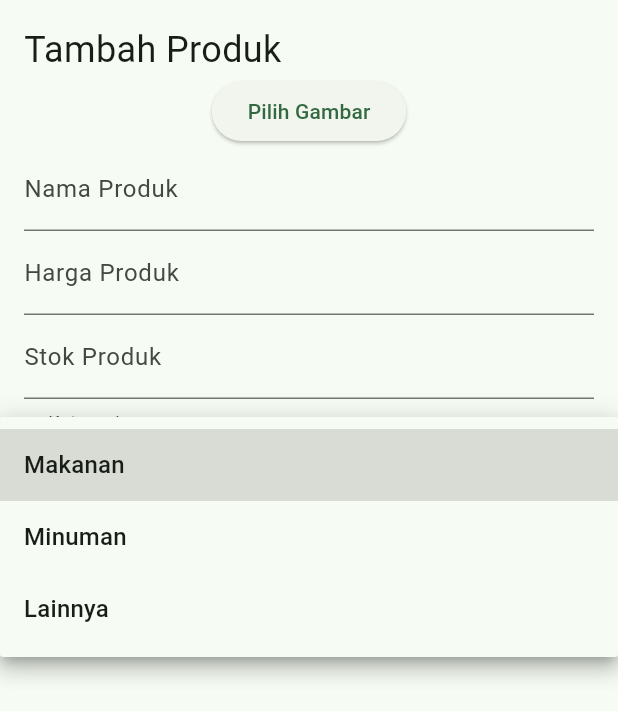
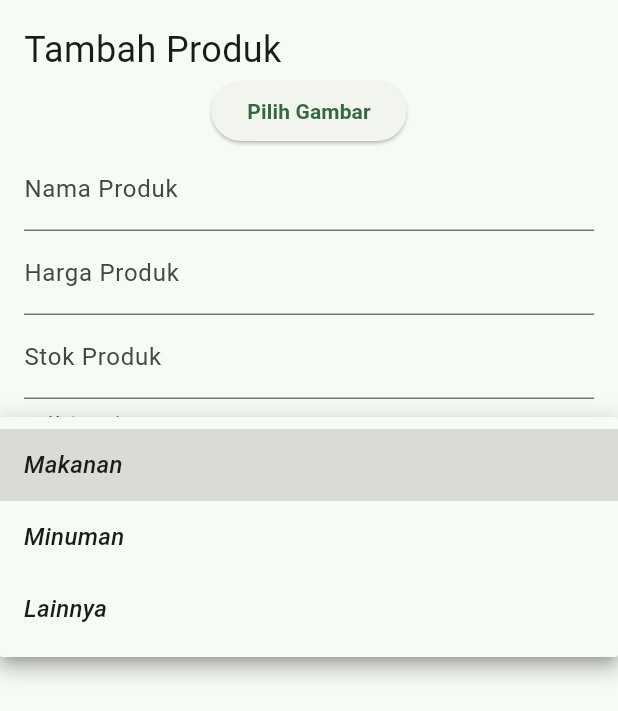
Before and after one commit to AminNurAzziz/App-PointOfSale, a Flutter app: the Produk screen opened directly, after a tap on "Makanan", on a phone screen of 412 x 824 dp. Shown: the top 711 px of the screen. Run offline on Flutter 3.47's test engine with Material 2 defaults, Android fonts, the phone set to English and light mode, and no system bars; our stand-ins replace font_awesome_flutter, google_fonts, image_picker, shared_preferences; accounts and stored records are empty; network calls fail; statements that could not run were skipped.

Commit message:
Arrange the Folder Structure

```diff
--- /dev/null
+++ b/lib/theme.dart
@@ -0,0 +1,24 @@
+import 'package:flutter/material.dart';
+
+final ThemeData myTheme = ThemeData(
+  colorScheme:
+      ColorScheme.fromSeed(seedColor: Color.fromARGB(255, 0, 255, 132)),
+  useMaterial3: true,
+  textTheme: TextTheme(
+    headline1: TextStyle(fontSize: 24, fontWeight: FontWeight.bold),
+    headline2: TextStyle(fontSize: 22, fontWeight: FontWeight.bold),
+    headline3: TextStyle(fontSize: 20, fontWeight: FontWeight.bold),
+    headline4: TextStyle(fontSize: 18, fontWeight: FontWeight.bold),
+    headline5: TextStyle(fontSize: 16, fontWeight: FontWeight.bold),
+    headline6: TextStyle(
+      color: Colors.white,
+    ),
+    subtitle1: TextStyle(fontSize: 16, fontStyle: FontStyle.italic),
+    subtitle2: TextStyle(fontSize: 14, fontStyle: FontStyle.italic),
+    bodyText1: TextStyle(fontSize: 16),
+    bodyText2: TextStyle(fontSize: 14),
+    button: TextStyle(fontSize: 14, fontWeight: FontWeight.bold),
+    caption: TextStyle(fontSize: 12),
+    overline: TextStyle(fontSize: 10),
+  ),
+);
```
Also changed, not shown: lib/Screen/HomePage.dart (renamed from lib/screen/home_page.dart, +5 -4 lines), lib/main.dart (+8 -11 lines), lib/Screen/AddProdukPage.dart (renamed from lib/page/produk.dart), lib/Screen/LoginPage.dart (renamed from lib/page/login.dart), lib/Widget/CardProducts.dart (renamed from lib/page/kasir/cart_products.dart), lib/Widget/ListProducts.dart (renamed from lib/page/kasir/list_products.dart), 1 other file.
